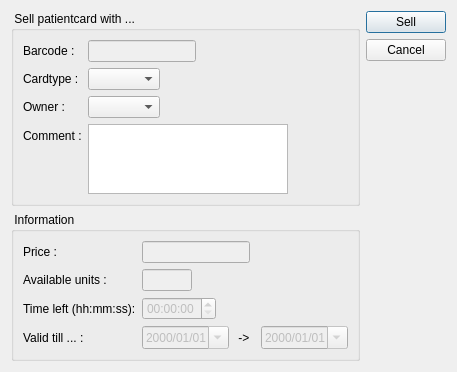
tbikfalvi/Belenus, file client/dlgpatientcardsell.ui: the form before one commit.
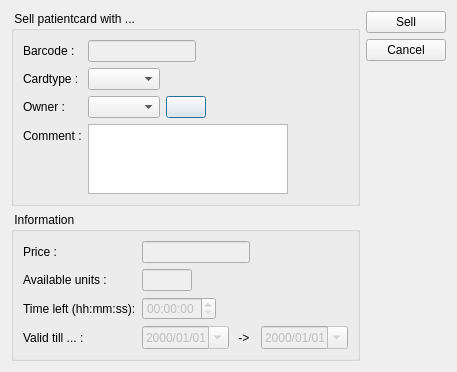
The form after the commit.

Diff of the .ui file:
```diff
--- a/client/dlgpatientcardsell.ui
+++ b/client/dlgpatientcardsell.ui
@@ -81,6 +81,13 @@
           <item>
            <widget class="QComboBox" name="cmbPatient"/>
           </item>
+          <item>
+           <widget class="QPushButton" name="pbSelectPatient">
+            <property name="text">
+             <string/>
+            </property>
+           </widget>
+          </item>
           <item>
            <spacer name="horizontalSpacer_2">
             <property name="orientation">
```
